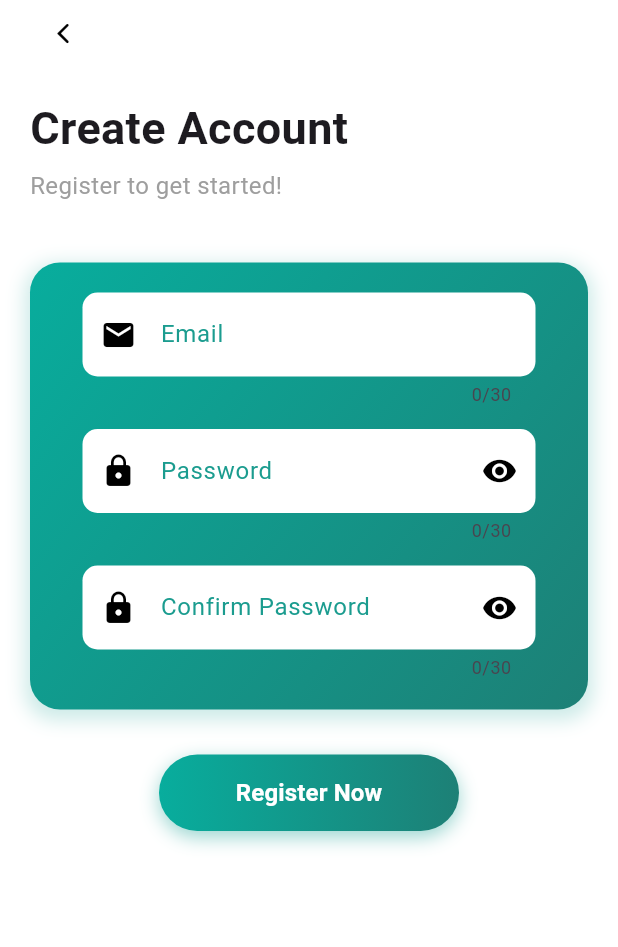
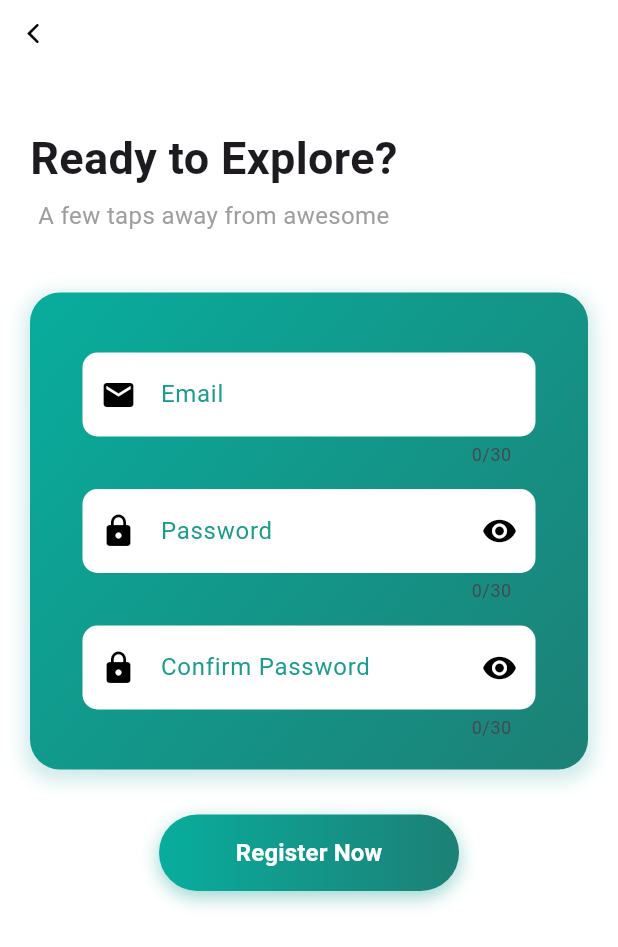
Before and after one commit to Roshandevelops/student_records, a Flutter app: the screen it shows after launch, after a tap on "Register Now", on a phone screen of 412 x 824 dp. Shown: the top 947 px of the screen. Run offline on Flutter 3.47's test engine with Material 3 defaults, Android fonts, the phone set to English and light mode, and no system bars; our stand-ins replace firebase_auth, firebase_core, flutter_otp_text_field, font_awesome_flutter, google_sign_in, intl_phone_field; accounts and stored records are empty.

Commit message:
ui done rigister screen

```diff
--- a/lib/view/home/widget/home_screen.dart
+++ b/lib/view/home/widget/home_screen.dart
@@ -32,7 +32,7 @@ class _HomeScreenState extends State<HomeScreen> {
             mainAxisAlignment: MainAxisAlignment.center,
             children: [
               const Text(
-                "Welcome Buddy !!",
+                "Sup, Genius?",
                 style: TextStyle(
                   fontSize: 32,
                   fontWeight: FontWeight.bold,
--- a/lib/view/home/widget/register_now_screen.dart
+++ b/lib/view/home/widget/register_now_screen.dart
@@ -20,10 +20,6 @@ class RegisterNowScreen extends StatelessWidget {
     return Scaffold(
       backgroundColor: Colors.white,
       body: SafeArea(
-        child: SingleChildScrollView(
-          padding: const EdgeInsets.symmetric(
-            horizontal: 20,
-          ),
         child: Column(
           crossAxisAlignment: CrossAxisAlignment.start,
           children: [
@@ -33,14 +29,26 @@ class RegisterNowScreen extends StatelessWidget {
               onPressed: () => Navigator.of(context).pop(),
             ),
             const SizedBox(height: 20),
+            Padding(
+              padding: const EdgeInsets.symmetric(horizontal: 20, vertical: 20),
+              child: Column(
+                children: [
+                  Align(
+                    alignment: Alignment.topLeft,
+                    child: Column(
+                      children: [
                         const Text(
-                "Create Account",
-                style: TextStyle(fontSize: 30, fontWeight: FontWeight.bold),
+                          "Ready to Explore?",
+                          style: TextStyle(
+                              fontSize: 30, fontWeight: FontWeight.bold),
                         ),
                         const SizedBox(height: 5),
                         const Text(
-                "Register to get started!",
+                          "A few taps away from awesome",
                           style: TextStyle(fontSize: 16, color: Colors.grey),
+                        ),
+                      ],
+                    ),
                   ),
                   const SizedBox(height: 40),
                   Container(
@@ -63,6 +71,7 @@ class RegisterNowScreen extends StatelessWidget {
                     ),
                     child: Column(
                       children: [
+                        kHeight20,
                         TextformfieldWidget(
                           textEditingController: registerEmailController,
                           prefixIcon: const Icon(Icons.email, color: kBlack),
@@ -125,9 +134,10 @@ class RegisterNowScreen extends StatelessWidget {
                       ),
                     ),
                   ),
-              const SizedBox(height: 30),
                 ],
               ),
+            ),
+          ],
         ),
       ),
     );
```
Lines whose indentation alone changed are shown as unchanged.
